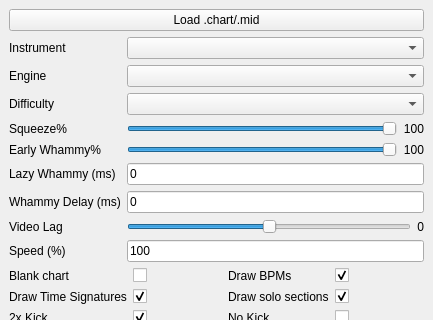
Above: gui/mainwindow.ui from GenericMadScientist/CHOpt before the change; both pictures show x 0 to 433 and y 0 to 320 of the 433 by 650 pixel window. Below: the same form after it.
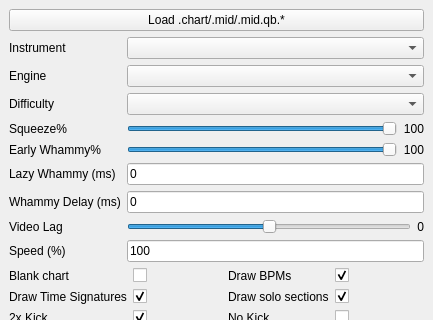
That is the form after the change.

Commit message: Fix .mid.qb.* selection

What changed in the file:
```diff
--- a/gui/mainwindow.ui
+++ b/gui/mainwindow.ui
@@ -26,7 +26,7 @@
       <item row="0" column="0" colspan="2">
        <widget class="QPushButton" name="selectFileButton">
         <property name="text">
-         <string>Load .chart/.mid</string>
+         <string>Load .chart/.mid/.mid.qb.*</string>
         </property>
        </widget>
       </item>
```
The commit also changes 2 other files.
